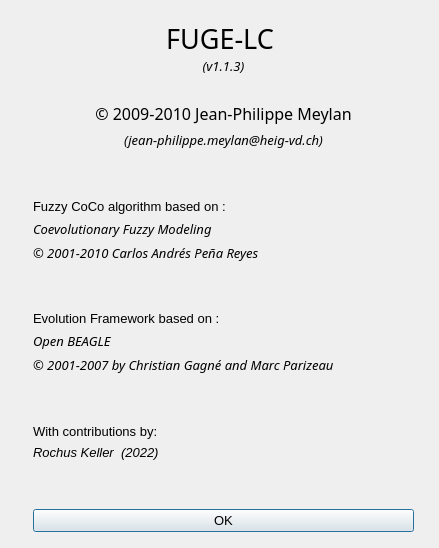
Before: the Qt Designer form fuge-lc/aboutdialog.ui in ThibaultSchowing/FUGE-LC, drawn with Qt 5.
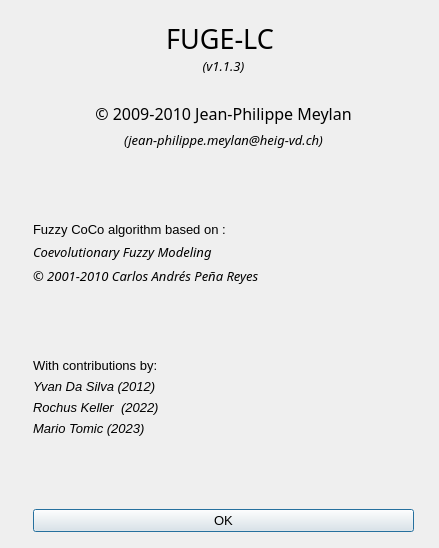
After: the same form once the commit is applied. Icons and pictures are not drawn.

Patch:
```diff
--- a/fuge-lc/aboutdialog.ui
+++ b/fuge-lc/aboutdialog.ui
@@ -37,7 +37,7 @@
   <property name="sizeGripEnabled">
    <bool>false</bool>
   </property>
-  <widget class="QWidget" name="">
+  <widget class="QWidget" name="layoutWidget">
    <property name="geometry">
     <rect>
      <x>33</x>
@@ -144,6 +144,7 @@
       <property name="font">
        <font>
         <family>AlArabiya</family>
+        <pointsize>10</pointsize>
         <italic>true</italic>
        </font>
       </property>
@@ -179,53 +180,6 @@
       </property>
      </spacer>
     </item>
-    <item>
-     <widget class="QLabel" name="label_4">
-      <property name="text">
-       <string>Evolution Framework based on : </string>
-      </property>
-     </widget>
-    </item>
-    <item>
-     <widget class="QLabel" name="label_5">
-      <property name="font">
-       <font>
-        <family>AlArabiya</family>
-        <italic>true</italic>
-       </font>
-      </property>
-      <property name="text">
-       <string>Open BEAGLE  </string>
-      </property>
-     </widget>
-    </item>
-    <item>
-     <widget class="QLabel" name="label_6">
-      <property name="font">
-       <font>
-        <family>AlArabiya</family>
-        <pointsize>10</pointsize>
-        <italic>true</italic>
-       </font>
-      </property>
-      <property name="text">
-       <string>© 2001-2007 by Christian Gagné and Marc Parizeau</string>
-      </property>
-     </widget>
-    </item>
-    <item>
-     <spacer name="verticalSpacer_4">
-      <property name="orientation">
-       <enum>Qt::Vertical</enum>
-      </property>
-      <property name="sizeHint" stdset="0">
-       <size>
-        <width>20</width>
-        <height>40</height>
-       </size>
-      </property>
-     </spacer>
-    </item>
     <item>
      <widget class="QLabel" name="label_11">
       <property name="text">
@@ -236,10 +190,24 @@
       </property>
      </widget>
     </item>
+    <item>
+     <widget class="QLabel" name="label_4">
+      <property name="font">
+       <font>
+        <pointsize>10</pointsize>
+        <italic>true</italic>
+       </font>
+      </property>
+      <property name="text">
+       <string>Yvan Da Silva (2012)</string>
+      </property>
+     </widget>
+    </item>
     <item>
      <widget class="QLabel" name="label_12">
       <property name="font">
        <font>
+        <pointsize>10</pointsize>
         <italic>true</italic>
        </font>
       </property>
@@ -251,6 +219,19 @@
       </property>
      </widget>
     </item>
+    <item>
+     <widget class="QLabel" name="label_5">
+      <property name="font">
+       <font>
+        <pointsize>10</pointsize>
+        <italic>true</italic>
+       </font>
+      </property>
+      <property name="text">
+       <string>Mario Tomic (2023)</string>
+      </property>
+     </widget>
+    </item>
     <item>
      <spacer name="verticalSpacer_3">
       <property name="orientation">
```
Left out of the diff: 1 changed line with no effect on the pictures.
